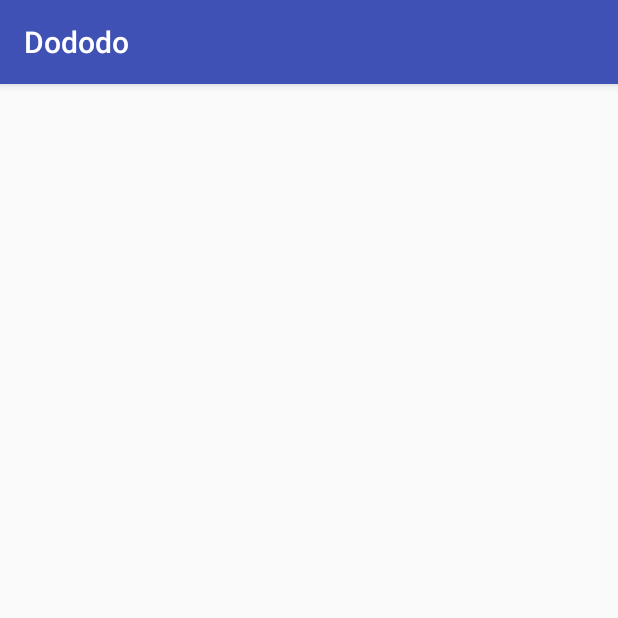
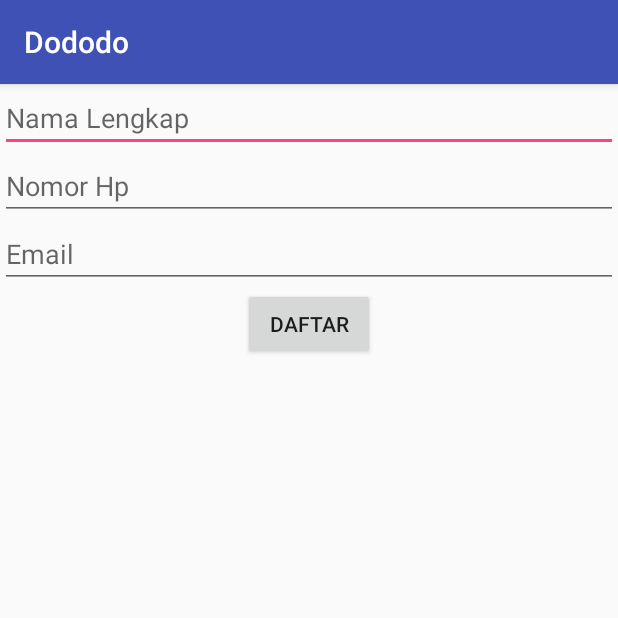
Before and after one commit to mursitaffandi/Dododo, an Android app: the RegisterActivity screen opened directly, with no data from a screen before it, on a phone screen of 412 x 824 dp, the top half of it. Run offline under Robolectric (Android 15) with nearby library versions, the phone set to English and light mode, and no system bars.

Commit message:
register

```diff
--- a/app/src/main/res/layout/activity_register.xml
+++ b/app/src/main/res/layout/activity_register.xml
@@ -1,9 +1,33 @@
 <?xml version="1.0" encoding="utf-8"?>
-<android.support.constraint.ConstraintLayout xmlns:android="http://schemas.android.com/apk/res/android"
+<LinearLayout xmlns:android="http://schemas.android.com/apk/res/android"
     xmlns:app="http://schemas.android.com/apk/res-auto"
     xmlns:tools="http://schemas.android.com/tools"
     android:layout_width="match_parent"
     android:layout_height="match_parent"
+    android:orientation="vertical"
     tools:context="com.mursitaffandi.dododo.RegisterActivity">
 
-</android.support.constraint.ConstraintLayout>
+    <EditText
+        android:layout_width="match_parent"
+        android:layout_height="wrap_content"
+        android:hint="Nama Lengkap"
+        android:id="@+id/edt_nama"
+        android:inputType="textPersonName"/>
+    <EditText
+        android:layout_width="match_parent"
+        android:layout_height="wrap_content"
+        android:id="@+id/edt_no_hp"
+        android:inputType="phone"
+        android:hint="Nomor Hp"/>
+    <EditText
+        android:layout_width="match_parent"
+        android:layout_height="wrap_content"
+        android:id="@+id/edt_email"
+        android:hint="Email"
+        android:inputType="textEmailAddress"/>
+    <Button
+        android:layout_width="wrap_content"
+        android:layout_height="wrap_content"
+        android:text="daftar"
+        android:layout_gravity="center"/>
+</LinearLayout>
--- /dev/null
+++ b/app/src/main/res/values/dimens.xml
@@ -0,0 +1,5 @@
+<?xml version="1.0" encoding="utf-8"?>
+<resources>
+    <dimen name="activity_horizontal_margin">16dp</dimen>
+    <dimen name="activity_vertical_margin">16dp</dimen>
+</resources>
```
Also changed, not shown: app/src/main/res/layout/activity_otp.xml (+41 -2 lines).
